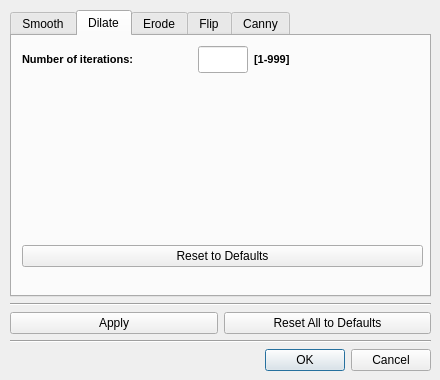
This is ImageProcessingSettingsDialog.ui in flytocc/pyqt5-cv2-multithreaded as Qt 5 draws it before an edit. The edited form follows.
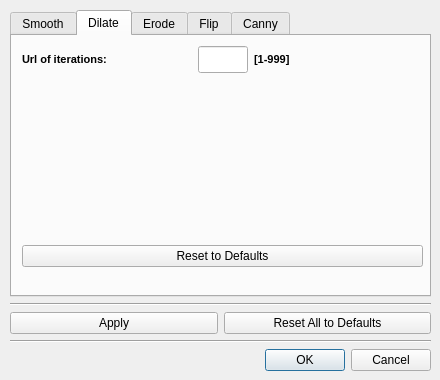
This is the edited form. The open tabs and pages were chosen to show the change.

Diff of the .ui file:
```diff
--- a/ImageProcessingSettingsDialog.ui
+++ b/ImageProcessingSettingsDialog.ui
@@ -599,7 +599,7 @@
               </font>
              </property>
              <property name="text">
-              <string>Number of iterations:</string>
+              <string>Url of iterations:</string>
              </property>
             </widget>
            </item>
```
Left out of the diff: 6 changed lines with no effect on the pictures.
